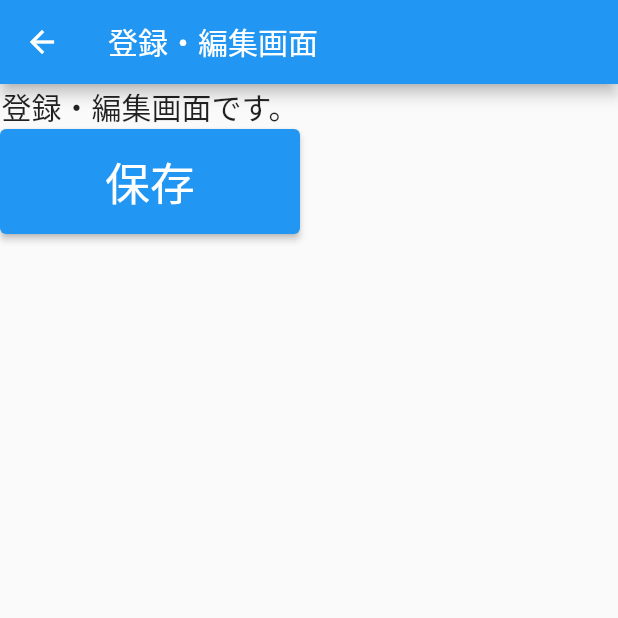
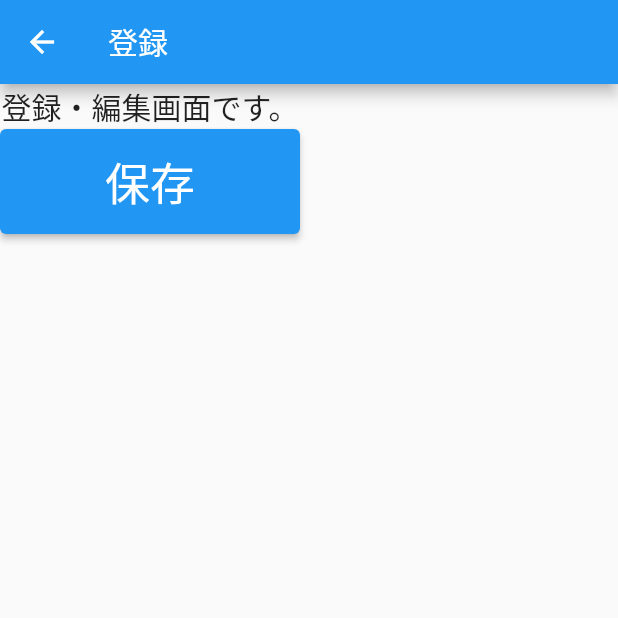
Before and after one commit to yousetsu/simplestretchtimer, a Flutter app: the screen it shows after launch, after a tap on the "add" icon, on a phone screen of 412 x 824 dp, the top half of it. Run offline on Flutter 3.47's test engine with Material 2 defaults, Android fonts, the phone set to English and light mode, and no system bars; our stand-ins replace sqflite; missing offline and left inert: flutter_beep; accounts and stored records are empty; statements that could not run were skipped.

Commit message:
stretch画面に変数を渡せるようにした

```diff
--- a/lib/main.dart
+++ b/lib/main.dart
@@ -58,7 +58,6 @@ class MyApp extends StatelessWidget {
       routes: {
         '/': (context) => const MainScreen(),
         '/setting': (context) => const SettingScreen(),
-        '/stretch': (context) => const StretchScreen(),
       },
     );
   }
@@ -109,8 +108,17 @@ class _MainScreenState extends State<MainScreen> {
       ),
     );
   }
-  void insertStretch(){
-    Navigator.pushNamed(context, '/stretch');
+  void insertStretch() {
+    Navigator.push(
+      context,
+      MaterialPageRoute(builder: (context) => StretchScreen('登録')),
+    );
+  }
+    void updStretch(){
+      Navigator.push(
+        context,
+        MaterialPageRoute(builder: (context) => StretchScreen('編集)),
+      );
   }
   Widget _listHeader() {
     return Container(
@@ -216,7 +224,6 @@ class _MainScreenState extends State<MainScreen> {
     await loadList();
     await getItems();
   }
-
 }
 /*------------------------------------------------------------------
 Statefulなダイアログ
--- a/lib/stretch.dart
+++ b/lib/stretch.dart
@@ -1,10 +1,17 @@
 import 'package:flutter/material.dart';
 class StretchScreen extends StatefulWidget {
-  const StretchScreen({Key? key}) : super(key: key); //コンストラクタ
+  String title = '';
+  StretchScreen(this.title);
+
+  //const StretchScreen({Key? key}) : super(key: key); //コンストラクタ
+
   @override
-  State<StretchScreen> createState() =>  _StretchScreenState();
+  State<StretchScreen> createState() =>  _StretchScreenState(title);
 }
 class _StretchScreenState extends State<StretchScreen> {
+  String title = '';
+  _StretchScreenState(this.title);
+
   @override
   void initState() {
     super.initState();
@@ -12,7 +19,7 @@ class _StretchScreenState extends State<StretchScreen> {
   @override
   Widget build(BuildContext context) {
     return Scaffold(
-      appBar: AppBar(title:  Text('登録・編集画面')),
+      appBar: AppBar(title:  Text(title)),
       body: SingleChildScrollView(
           child: Column(
               mainAxisAlignment: MainAxisAlignment.center,
```
